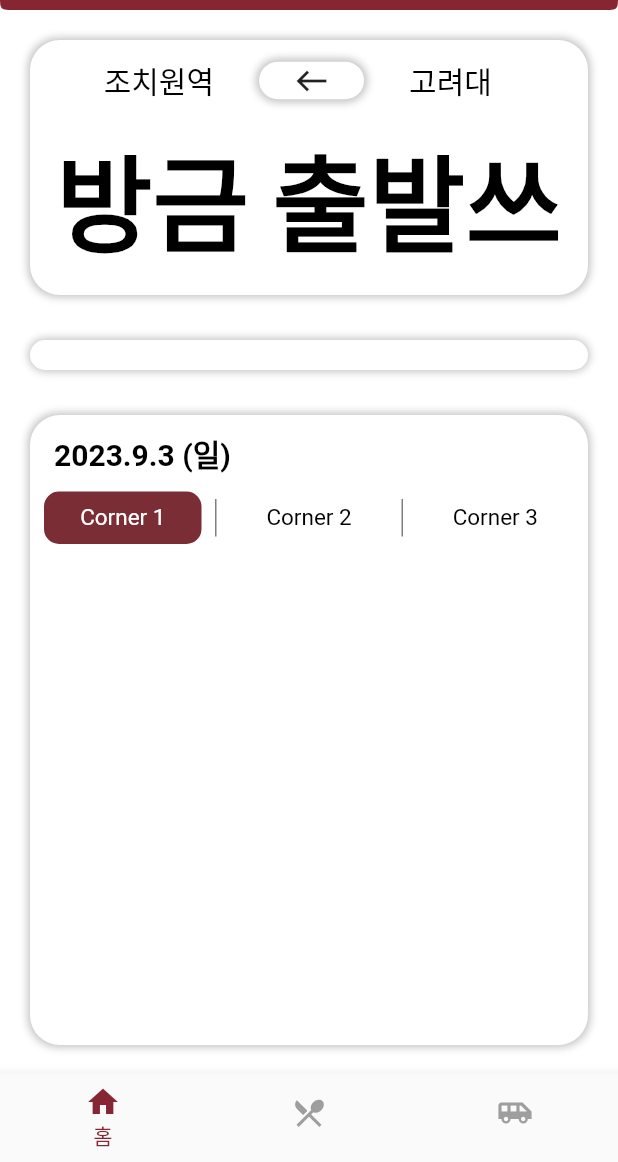
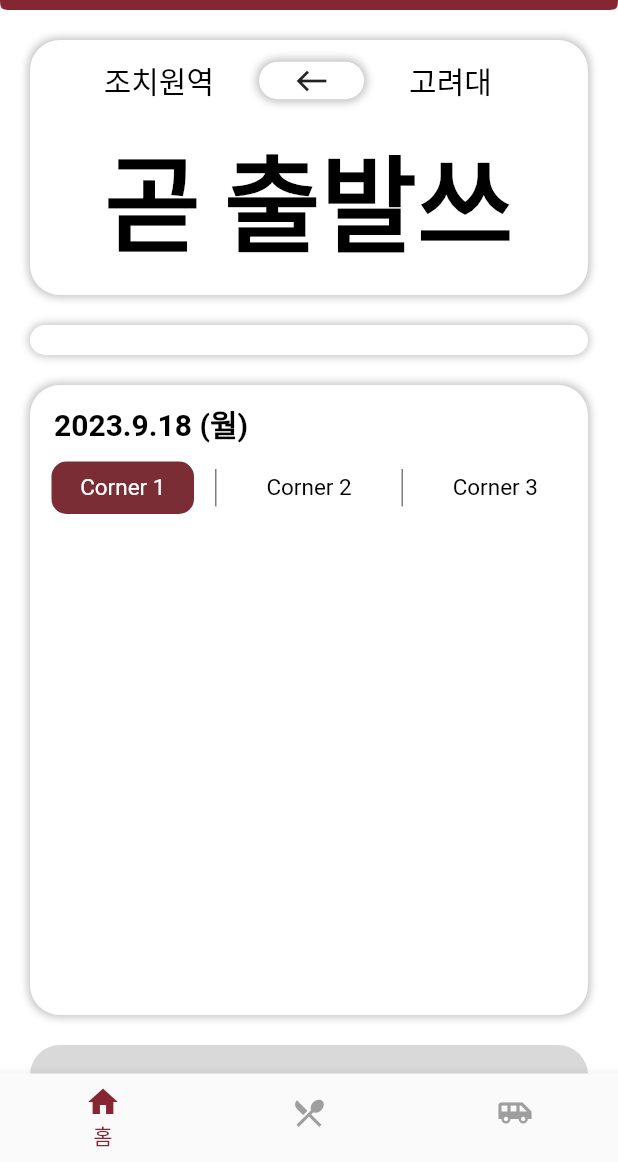
Before and after one commit to Dahann432/KUStart, a Flutter app: the MenuPage screen opened by its route, after a tap on the "east" icon, on a phone screen of 412 x 824 dp, the part 74-1236 px from its top. Run offline on Flutter 3.47's test engine with Material 2 defaults, Android fonts, the phone set to English and light mode, and no system bars; our stand-ins replace firebase_core, firebase_database, flip_card, shared_preferences; accounts and stored records are empty; Roboto replaces fonts that are missing (Inter, Ubuntu).

Commit message:
Feat: shuttle_main 위젯 시간 표시

```diff
--- a/lib/main.dart
+++ b/lib/main.dart
@@ -2,11 +2,13 @@ import 'package:flutter/material.dart';
 import 'package:firebase_core/firebase_core.dart';
 import 'package:firebase_database/firebase_database.dart';
 import 'package:flutter/services.dart';
+import 'package:intl/date_symbol_data_local.dart';
 import 'package:kustart/pages/main_page.dart';
 import 'firebase_options.dart';
 import 'pages/shuttle_page.dart';
 import 'pages/settings_page.dart';
 import 'pages/menu_page.dart';
+
 
 void getMenu() async {
   Map<int, String> day = {
@@ -34,6 +36,7 @@ void main() async {
     statusBarColor: Colors.transparent, // 투명색
   ));
   WidgetsFlutterBinding.ensureInitialized();
+  await initializeDateFormatting('ko_KR', null);
   await Firebase.initializeApp(
     options: DefaultFirebaseOptions.currentPlatform,
   );
--- a/lib/pages/main_page.dart
+++ b/lib/pages/main_page.dart
@@ -68,9 +68,9 @@ class _SignInState extends State<MainPage> {
               child: Column(
                 children: [
                   ShuttleMain(),
-                  const SizedBox(height: 30),
+                  const SizedBox(height: 20),
                   MenuMain(),
-                  const SizedBox(height: 30),
+                  const SizedBox(height: 20),
                   SchulMapMain()
                 ],
               ),
--- a/lib/pages/menu_page.dart
+++ b/lib/pages/menu_page.dart
@@ -2,6 +2,7 @@ import 'package:flutter/material.dart';
 import 'package:kustart/responsive/breakpoint.dart';
 import 'package:kustart/responsive/responsive_center.dart';
 import 'package:shared_preferences/shared_preferences.dart';
+import 'package:intl/intl.dart';
 
 class MenuPage extends StatefulWidget {
   const MenuPage({super.key});
@@ -116,6 +117,10 @@ class _MenuPageState extends State<MenuPage> {
   Widget build(BuildContext context) {
     double screenHeight = MediaQuery.of(context).size.height;
 
+    final now = DateTime.now();
+    final dateFormat = DateFormat('yyyy.MM.dd (E)', 'ko_KR');
+    final formattedDate = dateFormat.format(now);
+
     return Scaffold(
       appBar: AppBar(
         backgroundColor: Colors.white,
@@ -182,12 +187,12 @@ class _MenuPageState extends State<MenuPage> {
                                     style: TextStyle(color: Colors.white)),
                               ),
                             ),
-                            const Padding(
-                              padding: EdgeInsets.fromLTRB(20, 0, 0, 0),
+                            Padding(
+                              padding: const EdgeInsets.fromLTRB(20, 0, 0, 0),
                               child: Text(
-                                '2023.09.13 (일)',
+                                formattedDate,
                                 textAlign: TextAlign.center,
-                                style: TextStyle(
+                                style: const TextStyle(
                                   color: Colors.black,
                                   fontSize: 17,
                                   fontFamily: 'Inter',
@@ -432,7 +437,7 @@ class _MenuPageState extends State<MenuPage> {
         saveButtonColor(menuButtonNumber);
       },
       child: Container(
-        width: 105,
+        width: 95,
         height: 35,
         decoration: ShapeDecoration(
           color: menuButtonColor,
--- a/lib/widgets/menu_main.dart
+++ b/lib/widgets/menu_main.dart
@@ -1,5 +1,6 @@
 import 'package:flutter/material.dart';
 import 'package:shared_preferences/shared_preferences.dart';
+import 'package:intl/intl.dart';
 
 class MenuMain extends StatefulWidget {
   const MenuMain({Key? key}) : super(key: key);
@@ -62,6 +63,10 @@ class _MenuMainState extends State<MenuMain> {
 
   @override
   Widget build(BuildContext context) {
+    final now = DateTime.now();
+    final dateFormat = DateFormat('yyyy.M.d (E)', 'ko_KR');
+    final formattedDate = dateFormat.format(now);
+
     return Container(
       height: 420,
       decoration: ShapeDecoration(
@@ -80,13 +85,13 @@ class _MenuMainState extends State<MenuMain> {
       ),
       child: Column(
         children: [
-          const Row(
+          Row(
             children: [
               Padding(
-                padding: EdgeInsets.fromLTRB(16, 11, 0, 10),
+                padding: const EdgeInsets.fromLTRB(16, 11, 0, 10),
                 child: Text(
-                  '2023.9.3 (일)',
-                  style: TextStyle(
+                  formattedDate,
+                  style: const TextStyle(
                     color: Colors.black,
                     fontSize: 20,
                     fontFamily: 'Ubuntu',
@@ -117,7 +122,7 @@ class _MenuMainState extends State<MenuMain> {
         saveButtonColor(buttonNumber);
       },
       child: Container(
-        width: 105,
+        width: 95,
         height: 35,
         decoration: ShapeDecoration(
           color: buttonColor,
--- a/lib/widgets/shuttle_main.dart
+++ b/lib/widgets/shuttle_main.dart
@@ -9,12 +9,11 @@ class ShuttleMain extends StatefulWidget {
 
 class _ShuttleMainState extends State<ShuttleMain> {
   var directionIcon = const Icon(Icons.east);
-  late Widget timeLine;
+  late Widget timeWidget = ToSchul();
 
   @override
   void initState() {
     super.initState();
-    timeLine = ToSchul(); // 초기값으로 ToSchul()을 설정
   }
 
   @override
@@ -60,10 +59,10 @@ class _ShuttleMainState extends State<ShuttleMain> {
                       // Toggle the container color
                       if (directionIcon.icon == Icons.east) {
                         directionIcon = const Icon(Icons.west);
-                        timeLine = ToStation();
+                        timeWidget = ToStation();
                       } else {
                         directionIcon = const Icon(Icons.east);
-                        timeLine = ToSchul();
+                        timeWidget = ToSchul();
                       }
                     });
                   },
@@ -100,11 +99,11 @@ class _ShuttleMainState extends State<ShuttleMain> {
                 ),
                 const SizedBox(width: 15)
               ]),
-              timeLine    // 시간 나타내기
+              timeWidget // 시간 위젯
             ],
           ),
         ),
-        const SizedBox(height: 30),
+        const SizedBox(height: 20),
         Container(
           height: 20,
           decoration: ShapeDecoration(
@@ -129,7 +128,7 @@ class _ShuttleMainState extends State<ShuttleMain> {
 
 //조치원역 방향 셔틀
 class ToStation extends StatefulWidget {
-  const ToStation({super.key});
+  const ToStation({Key? key});
 
   @override
   State<ToStation> createState() => _ToStationState();
@@ -140,6 +139,7 @@ class _ToStationState extends State<ToStation> {
   late Timer timer;
   String remainingTime = '00:00';
 
+  // 시간표 정보
   final Map<int, List<int>> schedule = {
     8: [50],
     9: [10, 30, 40, 50],
@@ -156,13 +156,39 @@ class _ToStationState extends State<ToStation> {
     20: [0, 30, 50],
   };
 
+  @override
+  void initState() {
+    super.initState();
+    updateRemainingTime();
+    timer = Timer.periodic(Duration(seconds: 1), (timer) {
+      now = DateTime.now();
+      updateRemainingTime();
+    });
+  }
+
+  @override
+  void dispose() {
+    timer.cancel();
+    super.dispose();
+  }
+
   void updateRemainingTime() {
     DateTime nextTime = calculateNextTime();
     Duration remainingDuration = nextTime.difference(now);
 
-    if (remainingDuration.inSeconds <= 0) {
-      remainingTime = '방금 출발쓰';
-      timer.cancel();
+    if (schedule.isEmpty || isScheduleOver()) {
+      setState(() {
+        remainingTime = '운행 종료';
+      });
+    } else if (remainingDuration.inHours >= 1) {
+      int hours = remainingDuration.inHours;
+      setState(() {
+        remainingTime = '$hours 시간 남음';
+      });
+    } else if (remainingDuration.inSeconds < 60) {
+      setState(() {
+        remainingTime = '곧 출발쓰'; // 1분 이내 출발일 경우 메시지 변경
+      });
     } else {
       String formattedRemainingTime =
           '${remainingDuration.inMinutes.toString().padLeft(2, '0')}:${(remainingDuration.inSeconds % 60).toString().padLeft(2, '0')}';
@@ -170,6 +196,19 @@ class _ToStationState extends State<ToStation> {
         remainingTime = formattedRemainingTime;
       });
     }
+  }
+
+  bool isScheduleOver() {
+    if (schedule.isEmpty) return true;
+
+    int lastKey = schedule.keys.reduce((a, b) => a > b ? a : b);
+    int lastValue = schedule[lastKey]?.reduce((a, b) => a > b ? a : b) ?? 0;
+
+    int currentHour = now.hour;
+    int currentMinute = now.minute;
+
+    return currentHour > lastKey ||
+        (currentHour == lastKey && currentMinute > lastValue);
   }
 
   DateTime calculateNextTime() {
@@ -208,31 +247,17 @@ class _ToStationState extends State<ToStation> {
   }
 
   @override
-  void initState() {
-    super.initState();
-    updateRemainingTime();
-    timer = Timer.periodic(Duration(seconds: 1), (timer) {
-      now = DateTime.now();
-      updateRemainingTime();
-    });
-  }
-
-  @override
-  void dispose() {
-    timer.cancel();
-    super.dispose();
-  }
-
-  @override
   Widget build(BuildContext context) {
-    return Text(remainingTime,
+    return Text(
+      remainingTime,
       style: const TextStyle(
         color: Colors.black,
         fontSize: 70,
         fontFamily: 'Inter',
         fontWeight: FontWeight.w800,
         height: 0,
-        ));
+      ),
+    );
   }
 }
 
@@ -266,13 +291,39 @@ class _ToSchulState extends State<ToSchul> {
     21: [0],
   };
 
+  @override
+  void initState() {
+    super.initState();
+    updateRemainingTime();
+    timer = Timer.periodic(Duration(seconds: 1), (timer) {
+      now = DateTime.now();
+      updateRemainingTime();
+    });
+  }
+
+  @override
+  void dispose() {
+    timer.cancel();
+    super.dispose();
+  }
+
   void updateRemainingTime() {
     DateTime nextTime = calculateNextTime();
     Duration remainingDuration = nextTime.difference(now);
 
-    if (remainingDuration.inSeconds <= 0) {
-      remainingTime = '방금 출발쓰';
-      timer.cancel();
+    if (schedule.isEmpty || isScheduleOver()) {
+      setState(() {
+        remainingTime = '운행 종료';
+      });
+    } else if (remainingDuration.inHours >= 1) {
+      int hours = remainingDuration.inHours;
+      setState(() {
+        remainingTime = '$hours 시간 남음';
+      });
+    } else if (remainingDuration.inSeconds < 60) {
+      setState(() {
+        remainingTime = '곧 출발쓰'; // 1분 이내 출발일 경우 메시지 변경
+      });
     } else {
       String formattedRemainingTime =
           '${remainingDuration.inMinutes.toString().padLeft(2, '0')}:${(remainingDuration.inSeconds % 60).toString().padLeft(2, '0')}';
@@ -280,6 +331,19 @@ class _ToSchulState extends State<ToSchul> {
         remainingTime = formattedRemainingTime;
       });
     }
+  }
+
+  bool isScheduleOver() {
+    if (schedule.isEmpty) return true;
+
+    int lastKey = schedule.keys.reduce((a, b) => a > b ? a : b);
+    int lastValue = schedule[lastKey]?.reduce((a, b) => a > b ? a : b) ?? 0;
+
+    int currentHour = now.hour;
+    int currentMinute = now.minute;
+
+    return currentHour > lastKey ||
+        (currentHour == lastKey && currentMinute > lastValue);
   }
 
   DateTime calculateNextTime() {
@@ -318,30 +382,17 @@ class _ToSchulState extends State<ToSchul> {
   }
 
   @override
-  void initState() {
-    super.initState();
-    updateRemainingTime();
-    timer = Timer.periodic(Duration(seconds: 1), (timer) {
-      now = DateTime.now();
-      updateRemainingTime();
-    });
-  }
-
-  @override
-  void dispose() {
-    timer.cancel();
-    super.dispose();
-  }
-
-  @override
   Widget build(BuildContext context) {
-    return Text(remainingTime,
+    return Text(
+      remainingTime,
       style: const TextStyle(
         color: Colors.black,
         fontSize: 70,
         fontFamily: 'Inter',
         fontWeight: FontWeight.w800,
-            height: 0));
+        height: 0,
+      ),
+    );
   }
 }
 
```
Also changed, not shown: lib/pages/shuttle_page.dart (+95 -27 lines). Lines whose indentation alone changed are shown as unchanged.
